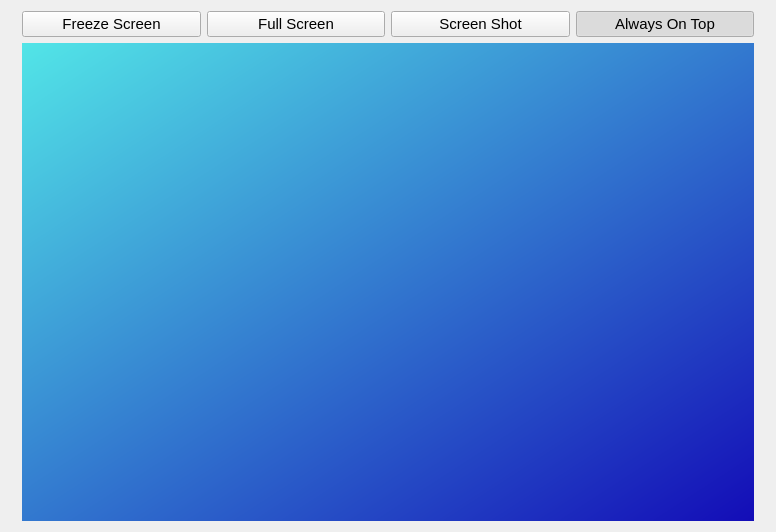
This is Client/UI/ScreenBroadcastUI.ui in yang-zhongtian/PYCM as Qt 5 draws it before an edit. The edited form follows.
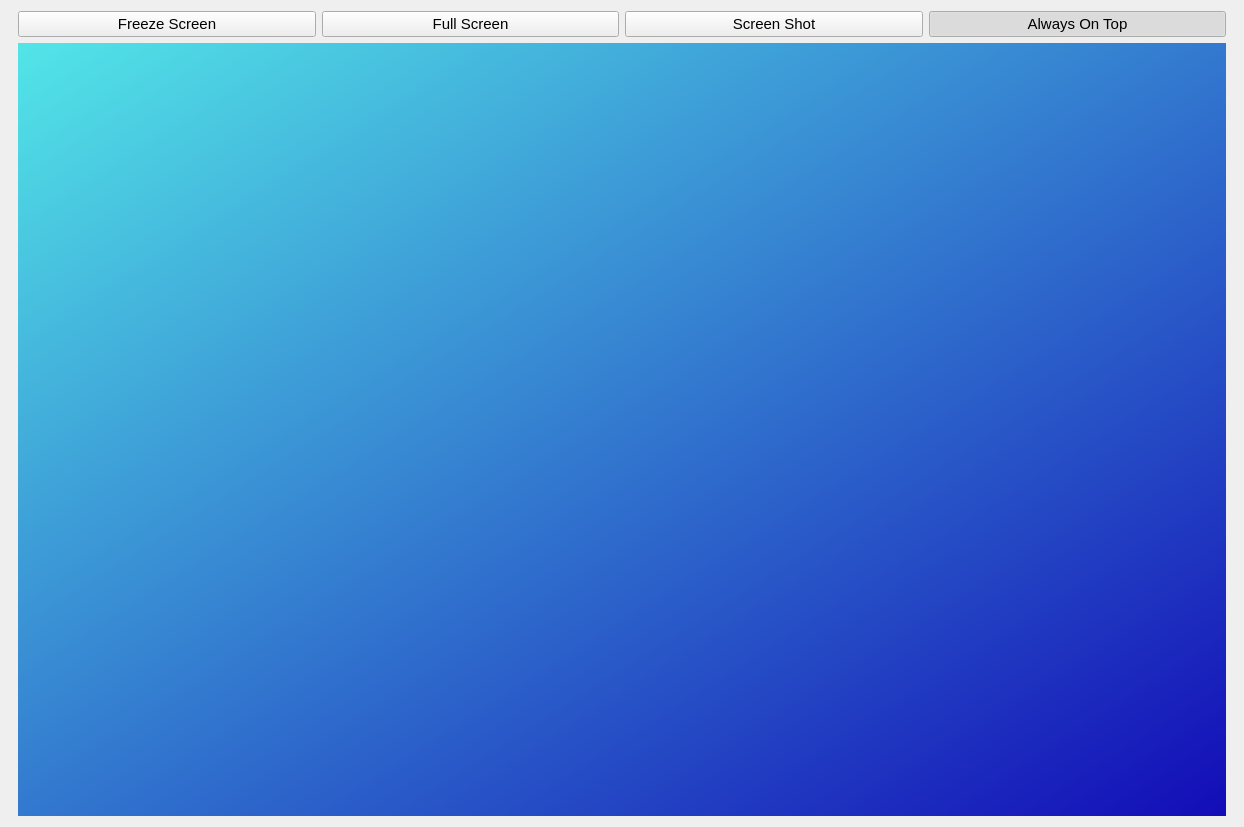
This is the edited form. Icons and pictures are not drawn.

Commit message: [update] fix translation & add Client screen broadcast show on startup

```diff
--- a/Client/UI/ScreenBroadcastUI.ui
+++ b/Client/UI/ScreenBroadcastUI.ui
@@ -6,8 +6,8 @@
    <rect>
     <x>0</x>
     <y>0</y>
-    <width>776</width>
-    <height>532</height>
+    <width>1244</width>
+    <height>827</height>
    </rect>
   </property>
   <property name="sizePolicy">
@@ -25,10 +25,10 @@
   </property>
   <layout class="QVBoxLayout" name="main_layout" stretch="0,50">
    <property name="leftMargin">
-    <number>22</number>
+    <number>18</number>
    </property>
    <property name="rightMargin">
-    <number>22</number>
+    <number>18</number>
    </property>
    <item>
     <layout class="QHBoxLayout" name="control_box_layout">
```
The commit also changes 25 other files.
